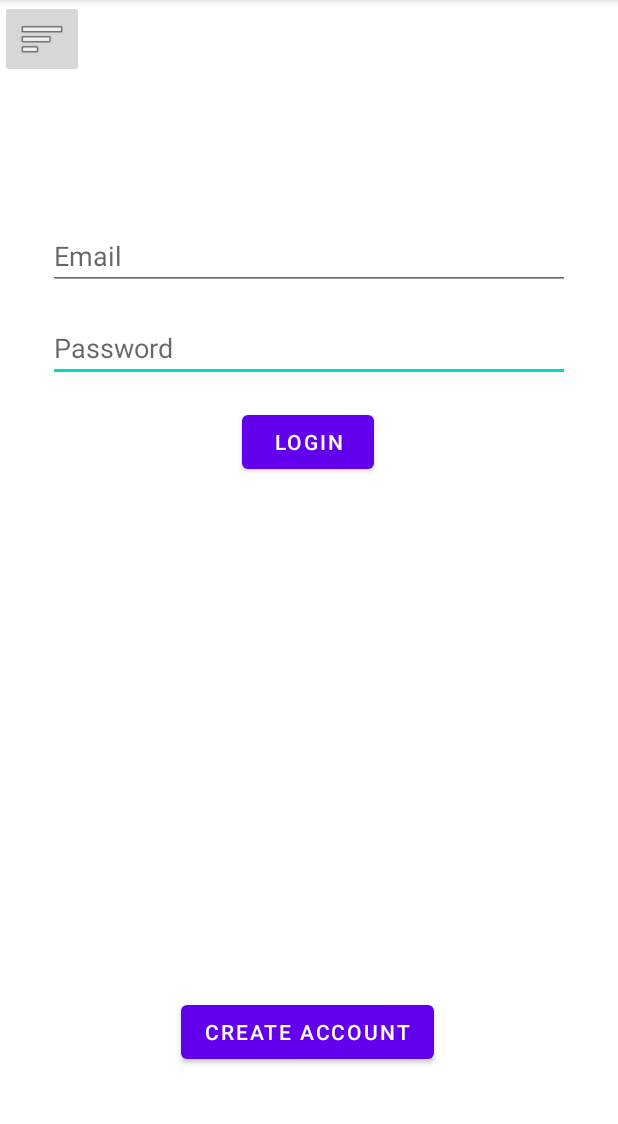
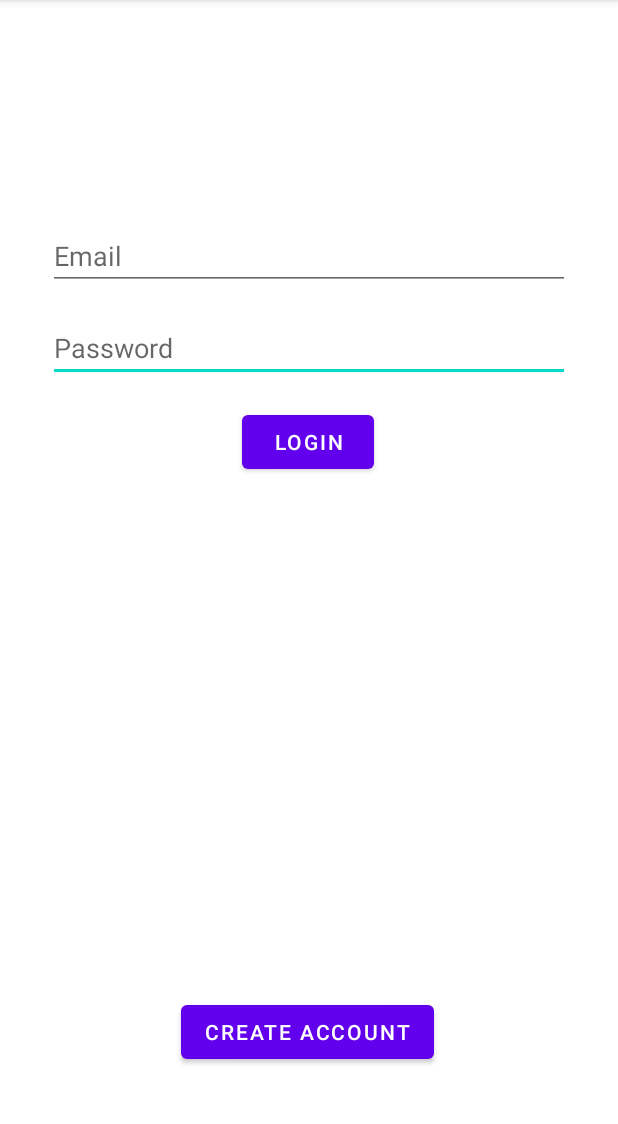
Before and after one commit to akhan130/VRExpo, an Android app: the screen it shows after launch (MainActivity), on a phone screen of 412 x 824 dp, the part 84-1208 px from its top. Run offline under Robolectric (Android 15) with nearby library versions, the phone set to English and light mode, and no system bars.

Commit message:
Removed the menu button. Fixed issue where the app would crash when submitting the answers to the presession questions

```diff
--- a/app/src/main/AndroidManifest.xml
+++ b/app/src/main/AndroidManifest.xml
@@ -24,6 +24,9 @@
             android:name=".Dashboard"
             android:exported="false" />
         <activity
+            android:name=".Session"
+            android:exported="false" />
+        <activity
             android:name=".MainActivity"
             android:exported="true">
             <intent-filter>
--- a/app/src/main/java/com/example/vrexpo/MainActivity.java
+++ b/app/src/main/java/com/example/vrexpo/MainActivity.java
@@ -20,17 +20,8 @@ public class MainActivity extends AppCompatActivity {
         setContentView(R.layout.activity_main);
 
         //Find the buttons
-        ImageButton menuBtn = findViewById(R.id.menuButton);
         Button loginButton = findViewById(R.id.loginButton);
         //Set button behavior
-        menuBtn.setOnClickListener(new View.OnClickListener() {
-            @Override
-            public void onClick(View v) {
-                Log.i(TAG, "Menu button clicked");
-                Toast.makeText(MainActivity.this, "Menu button clicked", Toast.LENGTH_SHORT)
-                        .show();
-            }
-        });
         loginButton.setOnClickListener(new View.OnClickListener() {
             @Override
             public void onClick(View v) {
--- a/app/src/main/res/layout/activity_main.xml
+++ b/app/src/main/res/layout/activity_main.xml
@@ -58,12 +58,4 @@
         app:layout_constraintStart_toStartOf="parent"
         app:layout_constraintTop_toBottomOf="@+id/editTextTextPassword" />
 
-    <ImageButton
-        android:id="@+id/menuButton"
-        android:layout_width="wrap_content"
-        android:layout_height="wrap_content"
-        app:layout_constraintStart_toStartOf="parent"
-        app:layout_constraintTop_toTopOf="parent"
-        app:srcCompat="@android:drawable/ic_menu_sort_by_size" />
-
 </androidx.constraintlayout.widget.ConstraintLayout>
```
